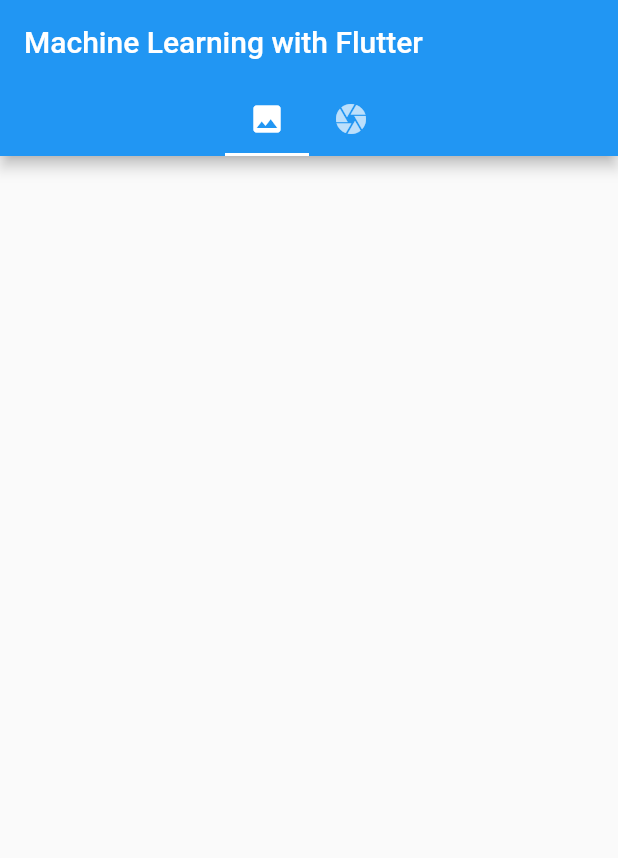
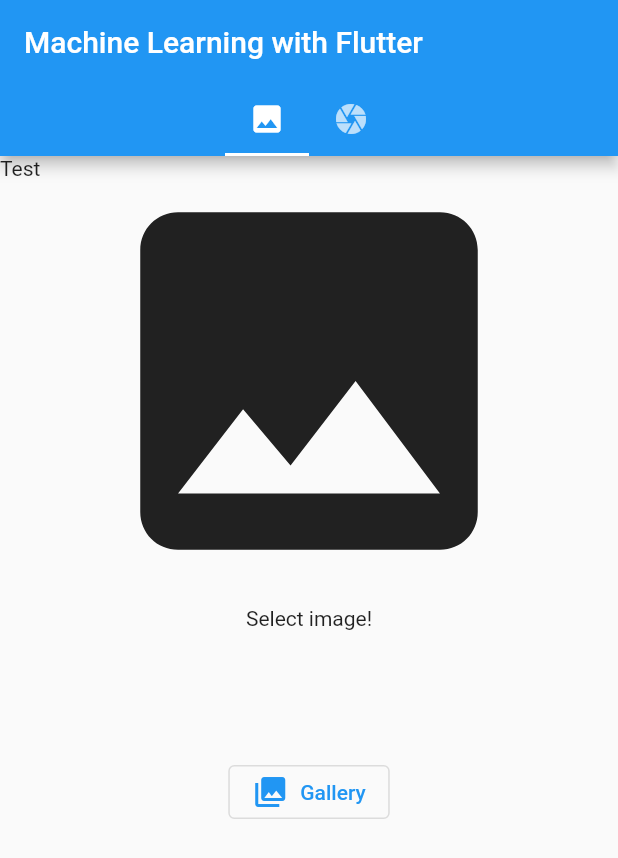
Before and after one commit to inseokson/flutter_for_machine_learning, a Flutter app: the screen it shows after launch, on a phone screen of 412 x 824 dp. Shown: the top 858 px of the screen. Run offline on Flutter 3.47's test engine with Material 2 defaults, Android fonts, the phone set to English and light mode, and no system bars; our stand-ins replace image_picker.

Commit message:
Feat: Add screen for gallery image

```diff
--- /dev/null
+++ b/lib/cifar10/screen.dart
@@ -0,0 +1,90 @@
+import 'dart:io';
+
+import 'package:flutter/material.dart';
+import 'package:image_picker/image_picker.dart';
+
+class Screen extends StatelessWidget {
+  Screen({super.key});
+
+  @override
+  Widget build(BuildContext context) {
+    return Scaffold(
+      body: GalleryImage(),
+    );
+  }
+}
+
+class GalleryImage extends StatefulWidget {
+  GalleryImage({super.key});
+
+  @override
+  _GalleryImageState createState() => _GalleryImageState();
+}
+
+class _GalleryImageState extends State<GalleryImage> {
+  final picker = ImagePicker();
+  File? _storedImage;
+  bool isPredicted = false;
+
+  @override
+  void initState() {
+    super.initState();
+  }
+
+  Future<void> _getImageFromGallery() async {
+    final imageFile = await picker.pickImage(
+      source: ImageSource.gallery,
+    );
+    if (imageFile == null) {
+      return;
+    }
+
+    setState(() {
+      _storedImage = File(imageFile.path);
+    });
+  }
+
+  @override
+  Widget build(BuildContext context) {
+    final Size size = MediaQuery.of(context).size;
+    return Column(
+      children: [
+        Stack(
+          children: [
+            Container(
+              width: size.width,
+              height: 400,
+              alignment: Alignment.center,
+              child: _storedImage == null
+                  ? Column(
+                      children: const [
+                        Icon(
+                          Icons.image,
+                          size: 300,
+                        ),
+                        Text("Select image!"),
+                      ],
+                    )
+                  : Image.file(
+                      _storedImage!,
+                      fit: BoxFit.cover,
+                      width: double.infinity,
+                    ),
+            ),
+            const Text("Test"),
+          ],
+        ),
+        Row(
+          mainAxisAlignment: MainAxisAlignment.spaceAround,
+          children: [
+            OutlinedButton.icon(
+              onPressed: _getImageFromGallery,
+              icon: const Icon(Icons.photo_library),
+              label: const Text("Gallery"),
+            )
+          ],
+        ),
+      ],
+    );
+  }
+}
--- a/lib/main.dart
+++ b/lib/main.dart
@@ -1,4 +1,6 @@
 import 'package:flutter/material.dart';
+
+import 'cifar10/screen.dart' as cifar10;
 
 void main() {
   runApp(const MyApp());
@@ -31,7 +33,7 @@ class MyApp extends StatelessWidget {
           ),
           body: TabBarView(
             children: [
-              Container(),
+              cifar10.Screen(),
               Container(),
             ],
           ),
```
